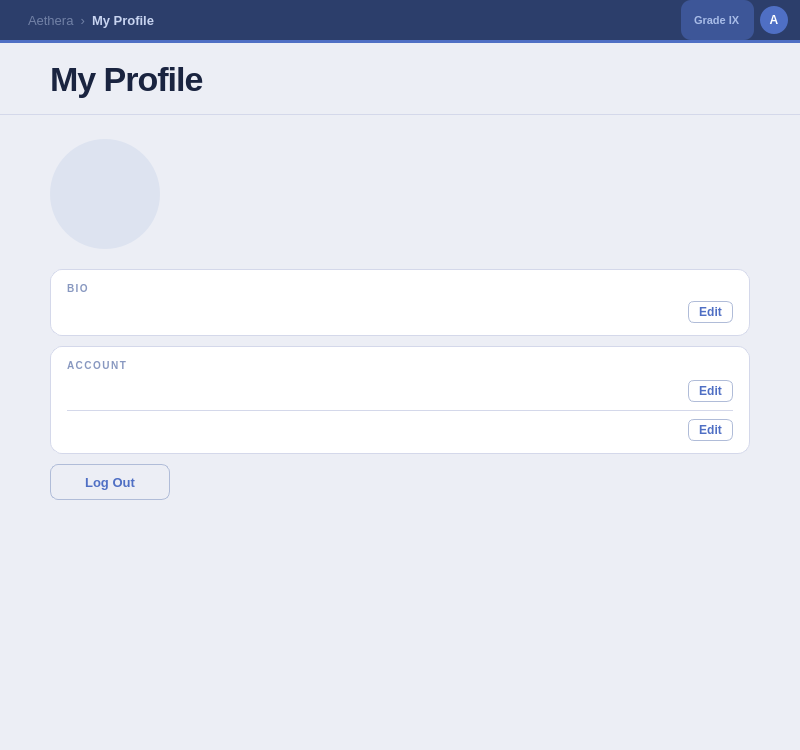
The window that src/ui/profile/profile.ui (DIDimov24/Aethera) describes before a commit, drawn with Qt 5.
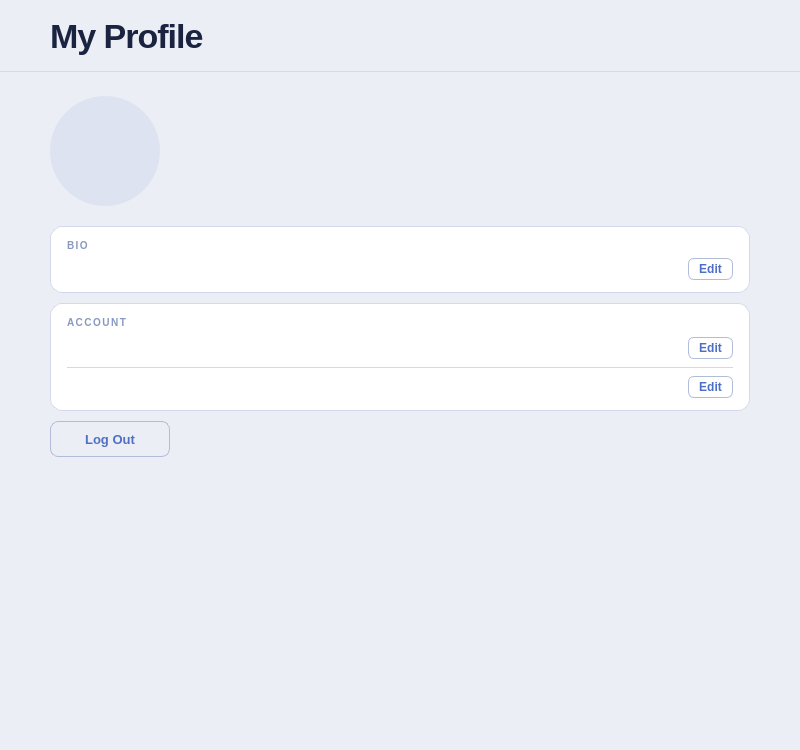
The same window after the commit.

```diff
--- a/src/ui/profile/profile.ui
+++ b/src/ui/profile/profile.ui
@@ -7,13 +7,6 @@
   <property name="styleSheet">
    <string notr="true">
 QWidget#Profile { background-color: #eceef5; }
-QWidget#topBar { background-color: #2c3e6b; }
-QLabel#labelTopBarPage { color: #c8d4f0; font-size: 13px; font-weight: 600; }
-QLabel#labelTopBarBreadcrumb { color: rgba(200,212,240,0.45); font-size: 13px; }
-QLabel#labelTopBarGrade { color: #a8bce8; font-size: 11px; font-weight: 600; background-color: rgba(79,111,196,0.5); border-radius: 10px; padding: 2px 10px; }
-QWidget#labelTopBarAvatar { background-color: #4f6fc4; border-radius: 14px; min-width: 28px; max-width: 28px; min-height: 28px; max-height: 28px; }
-QLabel#labelTopBarAvatarText { color: #ffffff; font-size: 12px; font-weight: 700; background: transparent; }
-QWidget#topBarLine { background-color: #4f6fc4; }
 QWidget#profileHeader { background-color: #eceef5; border-bottom: 1px solid #d4d8ea; }
 QLabel#labelProfileTitle { color: #1a2440; font-size: 34px; font-weight: 700; letter-spacing: -1px; }
 QScrollArea#scrollAreaProfile { background-color: #eceef5; border: none; }
@@ -27,7 +20,7 @@
     border-radius: 8px; padding: 8px 20px; font-size: 13px; font-weight: 600;
 }
 QPushButton#buttonLogout:hover { background-color: #eef1fb; border-color: #4f6fc4; }
-QLabel#labelHeroUsername { color: #1a2440; font-size: 22px; font-weight: 700; }
+QLabel#labelHeroUsername { color: #1a2440; font-size: 26px; font-weight: 700; }
 QLabel#labelHeroGrade { color: #8898c0; font-size: 13px; }
 QLabel#labelSectionBio, QLabel#labelSectionAccount { color: #8898c0; font-size: 10px; font-weight: 700; letter-spacing: 1.5px; }
 QLabel#labelBioText { font-size: 14px; color: #3a4a70; background: transparent; }
@@ -50,34 +43,6 @@
    <property name="topMargin"><number>0</number></property>
    <property name="rightMargin"><number>0</number></property>
    <property name="bottomMargin"><number>0</number></property>
-   <item>
-    <widget class="QWidget" name="topBar" native="true">
-     <property name="minimumSize"><size><width>0</width><height>40</height></size></property>
-     <property name="maximumSize"><size><width>16777215</width><height>40</height></size></property>
-     <layout class="QHBoxLayout" name="topBarLayout">
-      <property name="leftMargin"><number>28</number></property><property name="topMargin"><number>0</number></property><property name="rightMargin"><number>12</number></property><property name="bottomMargin"><number>0</number></property>
-      <item><widget class="QLabel" name="labelTopBarBreadcrumb"><property name="text"><string>Aethera  ›</string></property></widget></item>
-      <item><widget class="QLabel" name="labelTopBarPage"><property name="text"><string>My Profile</string></property></widget></item>
-      <item><spacer name="s"><property name="orientation"><enum>Qt::Orientation::Horizontal</enum></property><property name="sizeHint" stdset="0"><size><width>40</width><height>20</height></size></property></spacer></item>
-      <item><widget class="QLabel" name="labelTopBarGrade"><property name="text"><string>Grade IX</string></property></widget></item>
-      <item>
-       <widget class="QWidget" name="labelTopBarAvatar" native="true">
-        <widget class="QLabel" name="labelTopBarAvatarText">
-         <property name="geometry"><rect><x>0</x><y>0</y><width>28</width><height>28</height></rect></property>
-         <property name="text"><string>A</string></property>
-         <property name="alignment"><set>Qt::AlignmentFlag::AlignCenter</set></property>
-        </widget>
-       </widget>
-      </item>
-     </layout>
-    </widget>
-   </item>
-   <item>
-    <widget class="QWidget" name="topBarLine" native="true">
-     <property name="minimumSize"><size><width>0</width><height>3</height></size></property>
-     <property name="maximumSize"><size><width>16777215</width><height>3</height></size></property>
-    </widget>
-   </item>
    <item>
     <widget class="QWidget" name="profileHeader" native="true">
      <property name="minimumSize"><size><width>0</width><height>72</height></size></property>
@@ -106,11 +71,16 @@
          <property name="spacing"><number>20</number></property>
          <item><widget class="QPushButton" name="avatarCircle"><property name="text"><string/></property><property name="cursor"><cursorShape>PointingHandCursor</cursorShape></property></widget></item>
          <item>
-          <layout class="QVBoxLayout" name="layoutHeroText">
-           <property name="spacing"><number>4</number></property>
-           <item><widget class="QLabel" name="labelHeroUsername"/></item>
-           <item><widget class="QLabel" name="labelHeroGrade"/></item>
-          </layout>
+          <widget class="QWidget" name="heroTextBlock" native="true">
+           <property name="minimumSize"><size><width>230</width><height>48</height></size></property>
+           <property name="maximumSize"><size><width>16777215</width><height>48</height></size></property>
+           <widget class="QLabel" name="labelHeroUsername">
+            <property name="geometry"><rect><x>0</x><y>0</y><width>220</width><height>30</height></rect></property>
+           </widget>
+           <widget class="QLabel" name="labelHeroGrade">
+            <property name="geometry"><rect><x>0</x><y>29</y><width>220</width><height>18</height></rect></property>
+           </widget>
+          </widget>
          </item>
          <item><spacer name="heroHSpacer"><property name="orientation"><enum>Qt::Orientation::Horizontal</enum></property><property name="sizeHint" stdset="0"><size><width>40</width><height>20</height></size></property></spacer></item>
         </layout>
```
Left out of the diff: 2 changed lines with no effect on the pictures.
